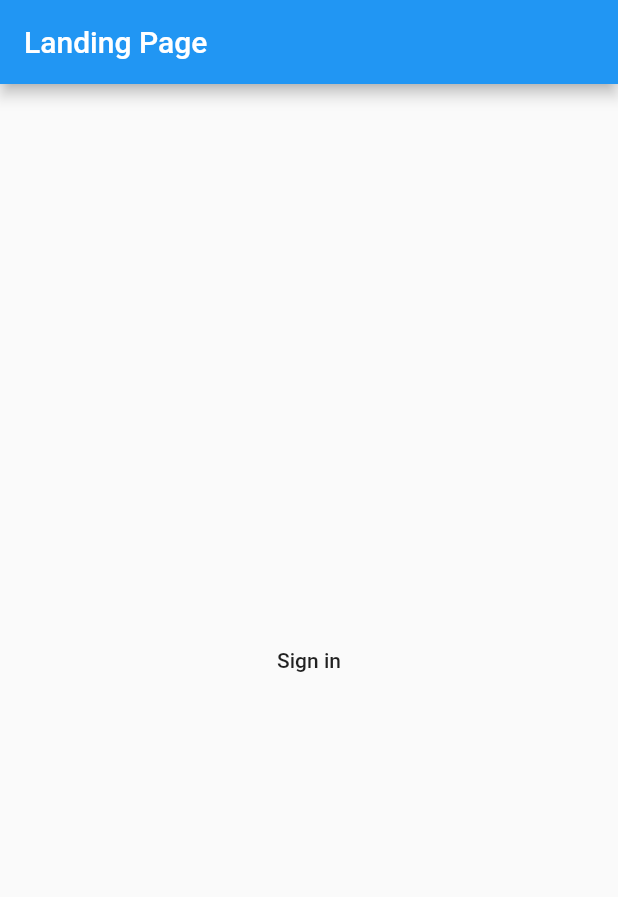
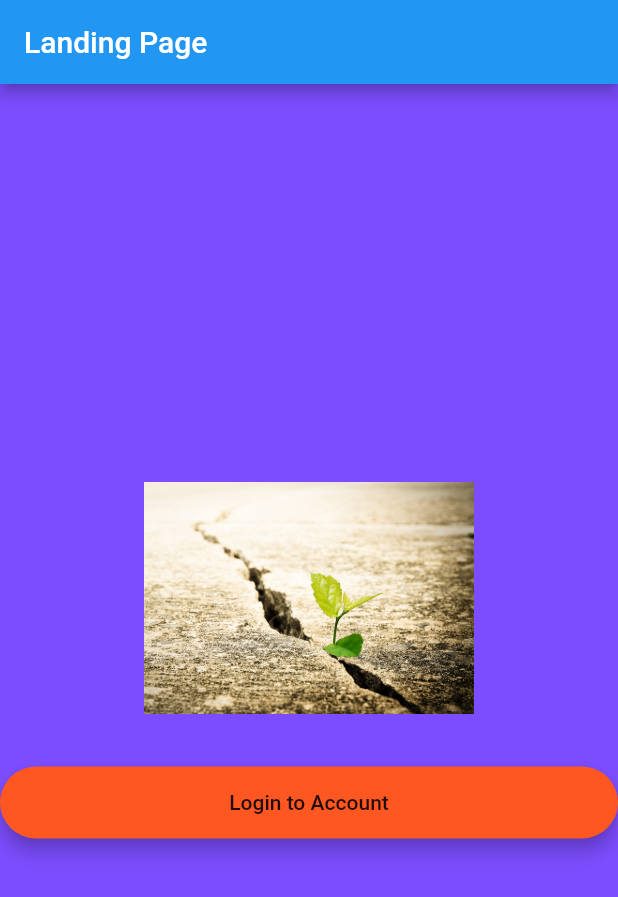
Before and after one commit to willgoishi/HACKSCProject, a Flutter app: the screen it shows after launch, on a phone screen of 412 x 824 dp. Shown: the top 897 px of the screen. Run offline on Flutter 3.47's test engine with Material 2 defaults, Android fonts, the phone set to English and light mode, and no system bars; our stand-ins replace cloud_firestore; accounts and stored records are empty.

Commit message:
Added Leaf thingy

```diff
--- a/hackscproject/lib/landingpage.dart
+++ b/hackscproject/lib/landingpage.dart
@@ -1,19 +1,52 @@
 import 'package:flutter/material.dart';
-import 'package:hackscproject/main.dart';
+import 'main.dart';
 class LandingPage extends StatelessWidget {
 
   @override
   Widget build(BuildContext context) {
 
+         final loginhome = Material(
+          elevation: 5.0,
+          borderRadius: BorderRadius.circular(30.0),
+          color: Colors.deepOrange,
+          child: MaterialButton(
+            minWidth: MediaQuery.of(context).size.width,
+            padding: EdgeInsets.fromLTRB(20.0, 15.0, 20.0, 15.0),
+            onPressed: () => Navigator.of(context).pushNamed('/login'),
+            child: Text("Login to Account",
+                textAlign: TextAlign.center,
+               ),
+          ),
+        );
+
    return Scaffold(
       appBar: AppBar(
         title: Text("Landing Page"),
       ),
-      body: Center(
-        child: new MaterialButton(
-          child: Text('Sign in'),
-          onPressed: () => Navigator.of(context).pushNamed('/login')
-      )
+      backgroundColor: Colors.deepPurpleAccent,
+       body: Center(
+                  child: Column(
+                  crossAxisAlignment: CrossAxisAlignment.center,
+                  mainAxisAlignment: MainAxisAlignment.center,
+                  children: <Widget>[
+
+                   SizedBox(
+                      height: 155.0,
+                      child: Image.asset(
+                        "assets/resilience.png",
+                        fit: BoxFit.contain,
+                      ),
+                    ),
+
+                    SizedBox(height: 35.0),
+                    loginhome,
+
+
+
+
+                  ],
+                ),
+
       )
     );
   }
--- a/hackscproject/pubspec.yaml
+++ b/hackscproject/pubspec.yaml
@@ -45,6 +45,7 @@ flutter:
   # To add assets to your application, add an assets section, like this:
   assets:
   - assets/40f.png
+  - assets/resilience.png
   #  - images/a_dot_burr.jpeg
   #  - images/a_dot_ham.jpeg
 
```
Also changed, not shown: hackscproject/assets/resilience.png (added), 1 other file.
